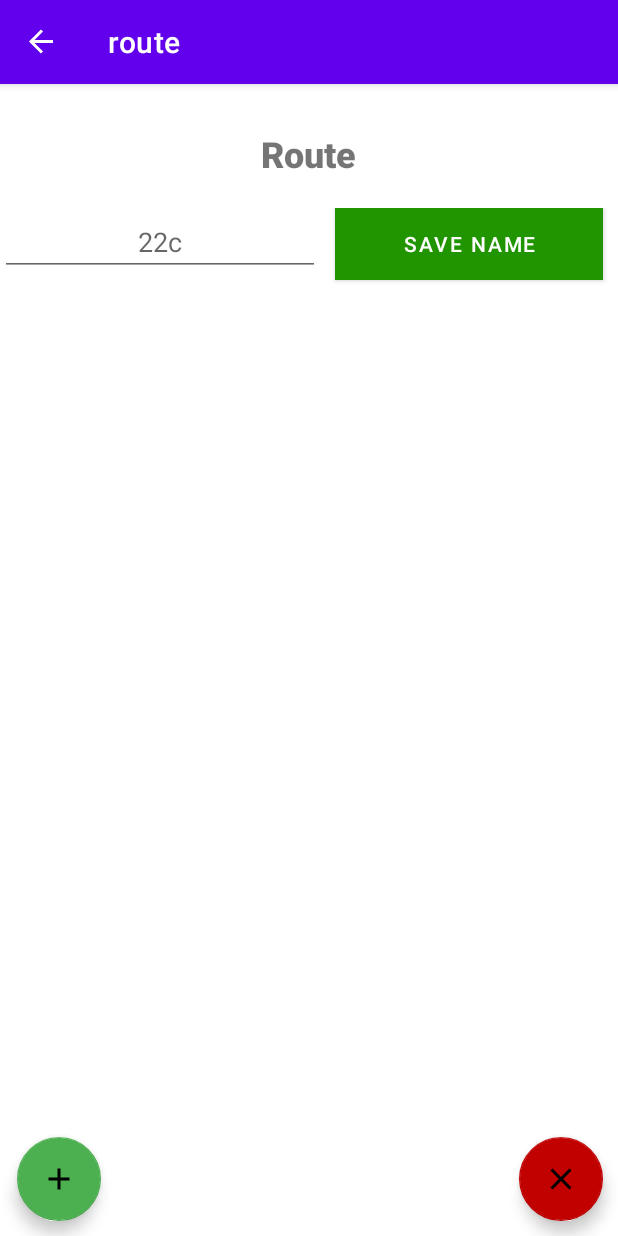
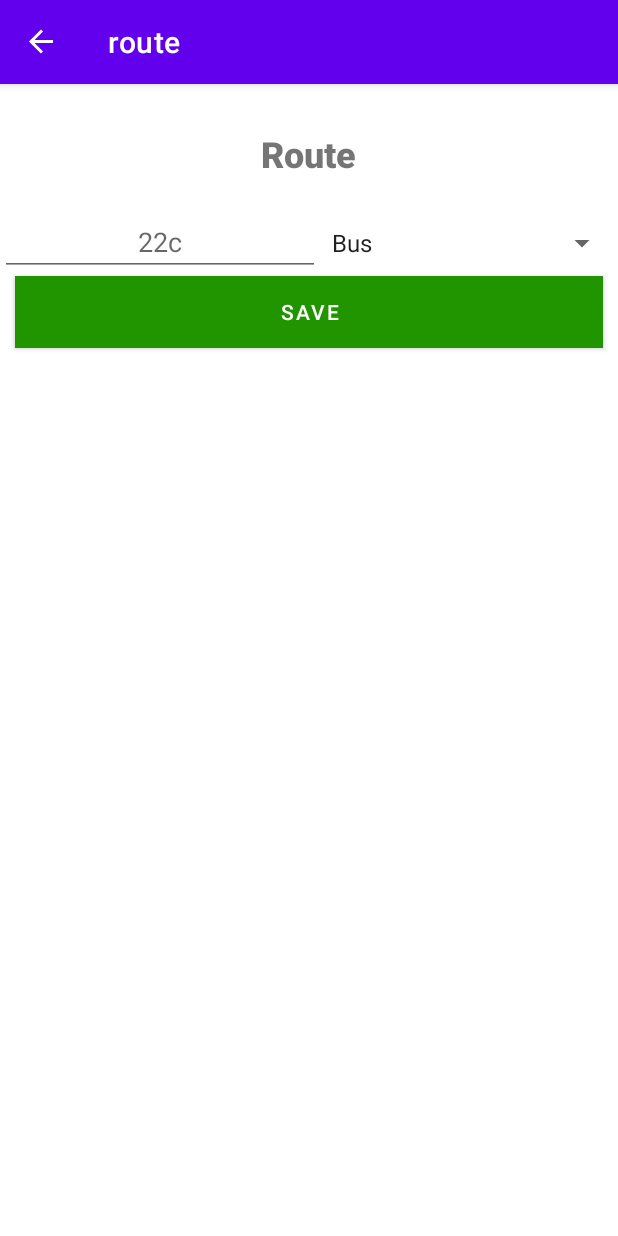
Before and after one commit to n-dmitriev/PublicTransportTimetable, an Android app: the screen it shows after launch (MainActivity), after a tap on an icon or button, on a phone screen of 412 x 824 dp. Run offline under Robolectric (Android 15) with nearby library versions, the phone set to English and light mode, and no system bars; our stand-ins replace Room's generated code, data binding, navigation-ui.

Commit message:
developing process

```diff
--- /dev/null
+++ b/app/src/main/java/com/example/publictransporttimetable/Spinner.java
@@ -0,0 +1,4 @@
+package com.example.publictransporttimetable;
+
+public class Spinner {
+}
--- a/app/src/main/java/com/example/publictransporttimetable/model/dao/PointDao.kt
+++ b/app/src/main/java/com/example/publictransporttimetable/model/dao/PointDao.kt
@@ -14,7 +14,7 @@ interface PointDao {
     fun update(point: Point)
 
     @Delete
-    fun delete(point: Point)
+    fun delete(point: MutableList<Point>)
 
     @Query("SELECT * FROM points WHERE id = :key")
     fun get(key: Long): Point?
@@ -22,6 +22,9 @@ interface PointDao {
     @Query("SELECT * FROM points ORDER BY id DESC")
     fun getAllPoints(): LiveData<List<Point>>
 
-    @Query("SELECT * FROM points ORDER BY id DESC LIMIT 1")
-    fun getPointById(): Point?
+    @Query("SELECT * FROM points ORDER BY :id DESC LIMIT 1")
+    fun getPointById(id: Long): Point?
+
+    @Query("SELECT * FROM points WHERE route_id == :id")
+    fun getPointsByRouteId(id: Long): MutableList<Point>
 }
--- a/app/src/main/java/com/example/publictransporttimetable/model/dao/RouteDao.kt
+++ b/app/src/main/java/com/example/publictransporttimetable/model/dao/RouteDao.kt
@@ -22,6 +22,6 @@ interface RouteDao {
     @Query("SELECT * FROM routes ORDER BY id DESC")
     fun getAllRoutes(): MutableList<Route>
 
-    @Query("SELECT * FROM routes ORDER BY id DESC LIMIT 1")
-    fun getRouteById(): Route?
+    @Query("SELECT * FROM routes ORDER BY :id DESC LIMIT 1")
+    fun getRouteById(id: Long): Route
 }
--- a/app/src/main/java/com/example/publictransporttimetable/screens/route/RouteFragment.kt
+++ b/app/src/main/java/com/example/publictransporttimetable/screens/route/RouteFragment.kt
@@ -5,13 +5,12 @@ import androidx.fragment.app.Fragment
 import android.view.LayoutInflater
 import android.view.View
 import android.view.ViewGroup
+import android.widget.ArrayAdapter
+import android.widget.Toast
 import androidx.databinding.DataBindingUtil
 import androidx.lifecycle.ViewModelProvider
 import androidx.navigation.fragment.findNavController
 import com.example.publictransporttimetable.R
-import android.util.Log
-import androidx.lifecycle.Observer
-import androidx.navigation.fragment.findNavController
 import com.example.publictransporttimetable.databinding.RouteBinding
 import com.example.publictransporttimetable.model.TimeTableDatabase
 
@@ -39,21 +38,67 @@ class RouteFragment : Fragment() {
         viewModel = ViewModelProvider(this, viewModelFactory)
             .get(RouteViewModel::class.java)
 
-        val adapter = RouteAdapter()
-        binding.pointsList.adapter = adapter
-
-//        viewModel.nights.observe(viewLifecycleOwner, Observer { nights ->
-//            if (nights != null)
-//                adapter.data = nights
-//        })
+        val adapter = RouteAdapter(deleteCallback = { i ->
+            viewModel.deletePoint(i)
+        }, goToBusStopСallback = { i ->
+            this.findNavController().navigate(
+                RouteFragmentDirections
+                    .actionRouteToBusStop(viewModel.point.value!![i].id, true)
+            )
+        })
 
         binding.addBusStop.setOnClickListener {
-
+            this.findNavController().navigate(
+                RouteFragmentDirections
+                    .actionRouteToBusStop(-1L, false)
+            )
         }
 
         binding.deleteRoute.setOnClickListener {
+            viewModel.deleteRoute()
+            this.findNavController().popBackStack()
+        }
 
+        binding.editNameHandler.setOnClickListener {
+            if (binding.routeNumberInput.text.isEmpty()) {
+                Toast.makeText(
+                    this.requireContext(),
+                    getText(R.string.empty_name),
+                    Toast.LENGTH_SHORT
+                ).show()
+            } else {
+                viewModel.updateRoute(binding.routeNumberInput.text.toString())
+            }
         }
+
+        ArrayAdapter.createFromResource(
+            this.requireContext(),
+            R.array.bus_types,
+            android.R.layout.simple_spinner_item
+        ).also { adapter ->
+            adapter.setDropDownViewResource(android.R.layout.simple_spinner_dropdown_item)
+            binding.busTypesSpinner.adapter = adapter
+        }
+
+
+
+        viewModel.route.observe(this.requireActivity(), { route ->
+            if (route != null) {
+                binding.routeNumberInput.setText(route.name)
+                binding.deleteRoute.visibility = View.VISIBLE
+                binding.addBusStop.visibility = View.VISIBLE
+                binding.pointsList.visibility = View.VISIBLE
+            } else {
+                binding.deleteRoute.visibility = View.INVISIBLE
+                binding.addBusStop.visibility = View.INVISIBLE
+                binding.pointsList.visibility = View.INVISIBLE
+            }
+        })
+
+        viewModel.point.observe(this.requireActivity(), { points ->
+            adapter.data = points
+        })
+
 
 
         return binding.root
--- a/app/src/main/java/com/example/publictransporttimetable/screens/routes/RoutesFragment.kt
+++ b/app/src/main/java/com/example/publictransporttimetable/screens/routes/RoutesFragment.kt
@@ -33,14 +33,14 @@ class RoutesFragment : Fragment() {
         }, goToRouteCallback = { i ->
             this.findNavController().navigate(
                 RoutesFragmentDirections
-                    .actionRoutesToRoute(viewModel.route.value!![i].id, false)
+                    .actionRoutesToRoute(viewModel.route.value!![i].id, true)
             )
         })
 
         rootView.findViewById<FloatingActionButton>(R.id.create_route).setOnClickListener {
             this.findNavController().navigate(
                 RoutesFragmentDirections
-                    .actionRoutesToRoute(-1, true)
+                    .actionRoutesToRoute(-1, false)
             )
         }
 
--- a/app/src/main/res/layout/route.xml
+++ b/app/src/main/res/layout/route.xml
@@ -22,19 +22,25 @@
             <EditText
                 android:id="@+id/route_number_input"
                 style="@style/input"
+                android:layout_width="wrap_content"
+                android:layout_height="wrap_content"
                 android:hint="@string/route_number_input"
                 android:importantForAutofill="no"
-                android:layout_width="wrap_content"
-                android:layout_height="wrap_content"
                 tools:ignore="TextFields" />
 
-            <Button
-                android:id="@+id/edit_name_handler"
-                style="@style/button"
-                android:background="#219500"
-                android:text="@string/button_save"
-                app:backgroundTint="#219500" />
+            <Spinner
+                android:id="@+id/bus_types_spinner"
+                android:layout_width="match_parent"
+                android:layout_height="wrap_content"
+                android:entries="@array/bus_types" />
         </LinearLayout>
+
+        <Button
+            android:id="@+id/edit_name_handler"
+            style="@style/button"
+            android:background="#219500"
+            android:text="@string/button_save"
+            app:backgroundTint="#219500" />
 
         <FrameLayout
             android:layout_width="match_parent"
--- a/app/src/main/res/navigation/navigation.xml
+++ b/app/src/main/res/navigation/navigation.xml
@@ -9,10 +9,11 @@
         android:name="com.example.publictransporttimetable.screens.busstop.BusStopFragment"
         android:label="bus_stop"
         tools:layout="@layout/bus_stop" >
-        <action
-            android:id="@+id/action_bus_stop_to_route"
-            app:destination="@id/route" />
-        <argument android:name="point_id" />
+        <argument android:name="point_id"
+            app:argType="long" />
+        <argument
+            android:name="isEdit"
+            app:argType="boolean" />
     </fragment>
     <fragment
         android:id="@+id/location_entry"
@@ -22,6 +23,9 @@
         <action
             android:id="@+id/action_location_entry_to_routes"
             app:destination="@id/routes" />
+        <argument
+            android:name="location"
+            app:argType="string" />
     </fragment>
     <fragment
         android:id="@+id/route"
@@ -46,8 +50,8 @@
         <action
             android:id="@+id/action_routes_to_route"
             app:destination="@id/route" />
-        <action
-            android:id="@+id/action_routes_to_location_entry"
-            app:destination="@id/location_entry" />
+        <argument
+            android:name="location"
+            app:argType="string" />
     </fragment>
 </navigation>
--- a/app/src/main/res/values/strings.xml
+++ b/app/src/main/res/values/strings.xml
@@ -9,5 +9,12 @@
     <string name="button_cancel">Cancel</string>
     <string name="bus_stop_delete">Remove from route</string>
     <string name="button_skip">Skip</string>
-    <string name="button_save">Save name</string>
+    <string name="button_save">Save</string>
+    <string name="empty_name">Empty name!</string>
+    <string-array name="bus_types">
+        <item>Bus</item>
+        <item>Trolleybus</item>
+        <item>Tram</item>
+        <item>Route taxi</item>
+    </string-array>
 </resources>
```
Also changed, not shown: app/src/main/java/com/example/publictransporttimetable/screens/route/RouteAdapter.kt (+33 -24 lines), app/src/main/java/com/example/publictransporttimetable/screens/route/RouteViewModel.kt (+73 -15 lines), 2 other files.
